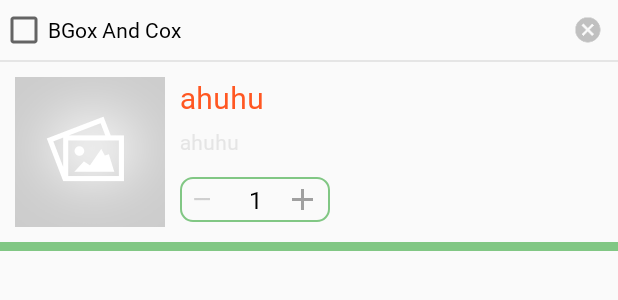
After one commit to tuananhkidd/TienIchMuaSam_Android, an Android app: the layout item_cart.xml on its own in the app's theme, with its tools: preview values and no code run, on a phone screen of 412 x 824 dp. The commit adds this screen. Shown: the top 300 px of the screen. Run offline under Robolectric (Android 15) with nearby library versions, the phone set to English and light mode, and no system bars; Roboto replaces fonts that are not available here.

Commit message:
add cart screen

```diff
--- a/app/src/main/java/com/beetech/tienichmuasam/adapter/viewpager/HomePagerAdapter.java
+++ b/app/src/main/java/com/beetech/tienichmuasam/adapter/viewpager/HomePagerAdapter.java
@@ -20,8 +20,8 @@ public class HomePagerAdapter extends FragmentPagerAdapter {
         super(fm);
         fragments.add(new NewFeedsFragment());
         fragments.add(new SearchFragment());
+        fragments.add(new SearchFragment());
         fragments.add(new ChatFragment());
-        fragments.add(new SearchFragment());
         fragments.add(new SearchFragment());
     }
 
--- a/app/src/main/java/com/beetech/tienichmuasam/custom/dialog/LoadingDialog.java
+++ b/app/src/main/java/com/beetech/tienichmuasam/custom/dialog/LoadingDialog.java
@@ -33,7 +33,7 @@ public class LoadingDialog extends DialogFragment {
             getDialog().requestWindowFeature(Window.FEATURE_NO_TITLE);
             getDialog().setContentView(root);
             if (getDialog().getWindow() != null) {
-                getDialog().getWindow().setBackgroundDrawable(new ColorDrawable(Color.WHITE));
+                getDialog().getWindow().setBackgroundDrawable(new ColorDrawable(Color.TRANSPARENT));
                 getDialog().getWindow().getAttributes().windowAnimations = R.style.DialogAnimation;
             }
 
--- a/app/src/main/java/com/beetech/tienichmuasam/ui/home/chat/ChatFragment.java
+++ b/app/src/main/java/com/beetech/tienichmuasam/ui/home/chat/ChatFragment.java
@@ -43,9 +43,6 @@ public class ChatFragment extends BaseFragment<ChatFragmentBinding> implements E
     public void initView() {
         mViewModel = ViewModelProviders.of(this, viewModelFactory).get(ChatViewModel.class);
         mViewModel.getRoomID();
-        if (getActivity() != null) {
-            binding.llChat.setPadding(0, DeviceUtil.getStatusBarHeight(getActivity()), 0, 0);
-        }
     }
 
     @Override
--- a/app/src/main/res/layout/cart_fragment.xml
+++ b/app/src/main/res/layout/cart_fragment.xml
@@ -1,15 +1,27 @@
 <?xml version="1.0" encoding="utf-8"?>
-<layout>
-    <FrameLayout xmlns:android="http://schemas.android.com/apk/res/android"
-        xmlns:tools="http://schemas.android.com/tools"
+<layout xmlns:android="http://schemas.android.com/apk/res/android"
+    xmlns:app="http://schemas.android.com/apk/res-auto"
+    xmlns:tools="http://schemas.android.com/tools">
+
+    <androidx.constraintlayout.widget.ConstraintLayout
         android:layout_width="match_parent"
         android:layout_height="match_parent"
         tools:context=".ui.cart.CartFragment">
 
-        <TextView
+        <com.beetech.tienichmuasam.custom.BaseToolbar
+            android:id="@+id/toolbar"
+            android:layout_width="match_parent"
+            android:layout_height="wrap_content"
+            app:layout_constraintEnd_toEndOf="parent"
+            app:layout_constraintStart_toStartOf="parent"
+            app:layout_constraintTop_toTopOf="parent" />
+
+        <com.beetech.tienichmuasam.base.BaseRecyclerView
+            android:id="@+id/rcv_cart"
             android:layout_width="match_parent"
             android:layout_height="match_parent"
-            android:text="Hello" />
-
-    </FrameLayout>
+            app:layout_constraintEnd_toEndOf="parent"
+            app:layout_constraintStart_toStartOf="parent"
+            app:layout_constraintTop_toBottomOf="@id/toolbar" />
+    </androidx.constraintlayout.widget.ConstraintLayout>
 </layout>
--- /dev/null
+++ b/app/src/main/res/layout/item_cart.xml
@@ -0,0 +1,96 @@
+<?xml version="1.0" encoding="utf-8"?>
+<androidx.constraintlayout.widget.ConstraintLayout xmlns:android="http://schemas.android.com/apk/res/android"
+    xmlns:app="http://schemas.android.com/apk/res-auto"
+    xmlns:tools="http://schemas.android.com/tools"
+    android:layout_width="match_parent"
+    android:layout_height="match_parent"
+    android:orientation="vertical">
+
+    <CheckBox
+        android:id="@+id/cb_select"
+        android:layout_width="0dp"
+        android:layout_height="wrap_content"
+        android:fontFamily="@font/lato_bold"
+        app:layout_constraintBottom_toBottomOf="@+id/btn_delete"
+        app:layout_constraintEnd_toStartOf="@+id/btn_delete"
+        app:layout_constraintStart_toStartOf="parent"
+        app:layout_constraintTop_toTopOf="@+id/btn_delete"
+        tools:text="BGox And Cox" />
+
+    <ImageView
+        android:id="@+id/btn_delete"
+        android:layout_width="@dimen/margin_40dp"
+        android:layout_height="@dimen/margin_40dp"
+        android:padding="@dimen/margin_10dp"
+        android:src="@drawable/ic_close_round"
+        app:layout_constraintEnd_toEndOf="parent"
+        app:layout_constraintTop_toTopOf="parent" />
+
+    <View
+        android:id="@+id/separate"
+        android:layout_width="match_parent"
+        android:layout_height="1dp"
+        android:background="@color/gray"
+        app:layout_constraintTop_toBottomOf="@id/btn_delete" />
+
+    <ImageView
+        android:id="@+id/img_logo"
+        android:layout_width="100dp"
+        android:layout_height="100dp"
+        android:layout_marginStart="@dimen/margin_10dp"
+        android:layout_marginTop="@dimen/margin_10dp"
+        android:layout_marginBottom="@dimen/margin_10dp"
+        android:scaleType="centerCrop"
+        app:layout_constraintStart_toStartOf="parent"
+        app:layout_constraintTop_toBottomOf="@+id/separate"
+        tools:src="@drawable/image_placeholder" />
+
+    <TextView
+        android:id="@+id/tv_price"
+        android:layout_width="0dp"
+        android:layout_height="wrap_content"
+        android:layout_marginStart="@dimen/margin_10dp"
+        android:ellipsize="end"
+        android:fontFamily="@font/lato_bold"
+        android:maxLines="2"
+        android:textColor="@color/price_active"
+        android:textSize="@dimen/text_size20"
+        app:layout_constraintEnd_toEndOf="parent"
+        app:layout_constraintStart_toEndOf="@+id/img_logo"
+        app:layout_constraintTop_toTopOf="@+id/img_logo"
+        tools:text="ahuhu" />
+
+    <TextView
+        android:id="@+id/tv_discount"
+        android:layout_width="0dp"
+        android:layout_height="wrap_content"
+        android:layout_marginStart="@dimen/margin_10dp"
+        android:layout_marginTop="@dimen/margin_6dp"
+        android:ellipsize="end"
+        android:fontFamily="@font/lato_bold"
+        android:maxLines="2"
+        android:textColor="@color/gray"
+        android:textSize="@dimen/text_size14"
+        app:layout_constraintEnd_toEndOf="parent"
+        app:layout_constraintStart_toEndOf="@+id/img_logo"
+        app:layout_constraintTop_toBottomOf="@+id/tv_price"
+        tools:text="ahuhu" />
+
+    <com.beetech.tienichmuasam.custom.QuantitySelectedCustomView
+        android:id="@+id/btn_change_quantity"
+        android:layout_width="100dp"
+        android:layout_height="wrap_content"
+        android:layout_marginTop="@dimen/margin_10dp"
+        app:layout_constraintBottom_toBottomOf="@+id/img_logo"
+        app:layout_constraintStart_toStartOf="@+id/tv_discount"
+        app:layout_constraintTop_toBottomOf="@+id/tv_discount" />
+
+    <View
+        android:layout_width="match_parent"
+        android:layout_height="@dimen/margin_6dp"
+        android:layout_marginTop="@dimen/margin_10dp"
+        android:background="@color/colorPrimary"
+        app:layout_constraintEnd_toEndOf="parent"
+        app:layout_constraintStart_toStartOf="parent"
+        app:layout_constraintTop_toBottomOf="@id/img_logo" />
+</androidx.constraintlayout.widget.ConstraintLayout>
```
